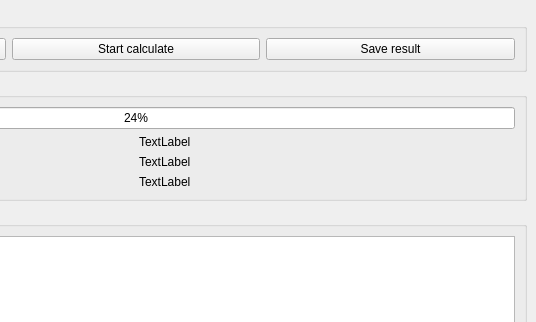
Old version of the form src/mainwindow.ui in the repository panter-dsd/WordsCounter; both pictures show x 264 to 800 and y 0 to 322 of the 800 by 600 pixel window.
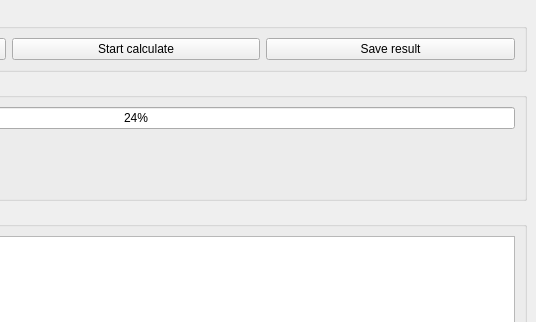
New version of the form.

Commit message: MainWindow: show messages.

```diff
--- a/src/mainwindow.ui
+++ b/src/mainwindow.ui
@@ -70,7 +70,7 @@
          <item row="1" column="1">
           <widget class="QLabel" name="workedTimeLabel_">
            <property name="text">
-            <string>TextLabel</string>
+            <string/>
            </property>
           </widget>
          </item>
@@ -84,7 +84,7 @@
          <item row="0" column="1">
           <widget class="QLabel" name="wordsCountLabel_">
            <property name="text">
-            <string>TextLabel</string>
+            <string/>
            </property>
           </widget>
          </item>
@@ -98,7 +98,7 @@
          <item row="2" column="1">
           <widget class="QLabel" name="etaLabel_">
            <property name="text">
-            <string>TextLabel</string>
+            <string/>
            </property>
           </widget>
          </item>
```
The commit also changes 1 other file.
